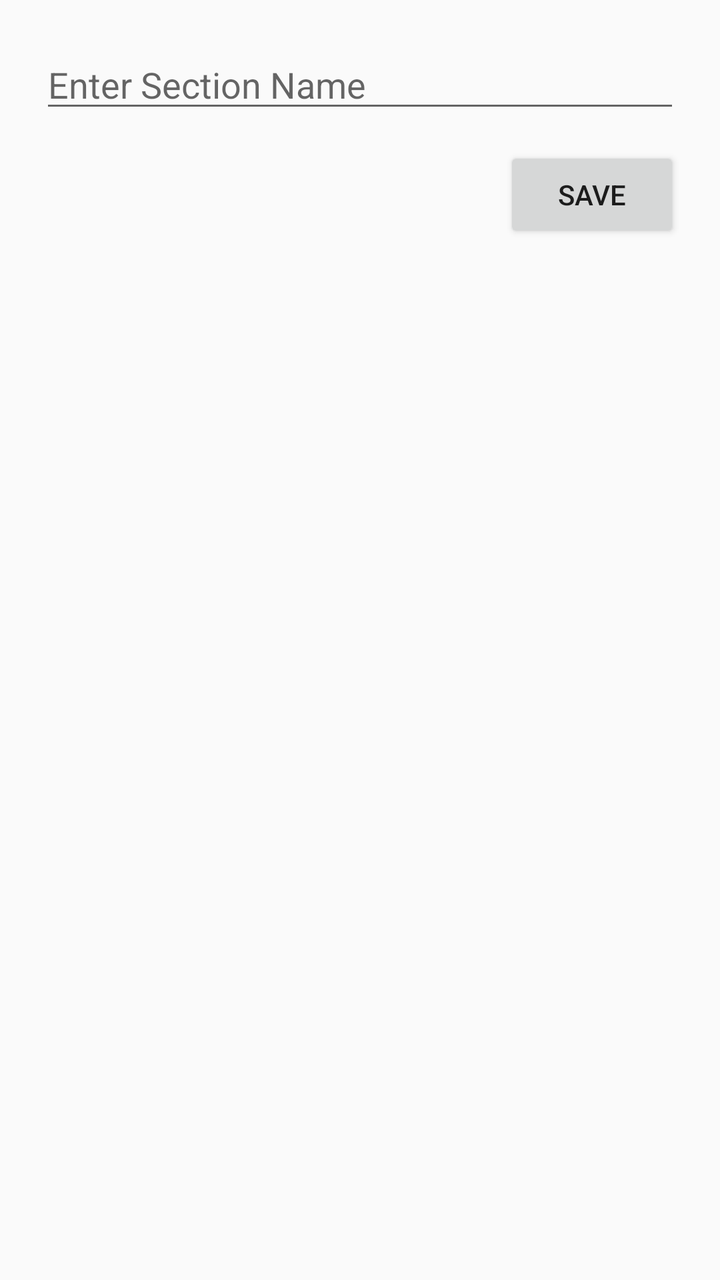
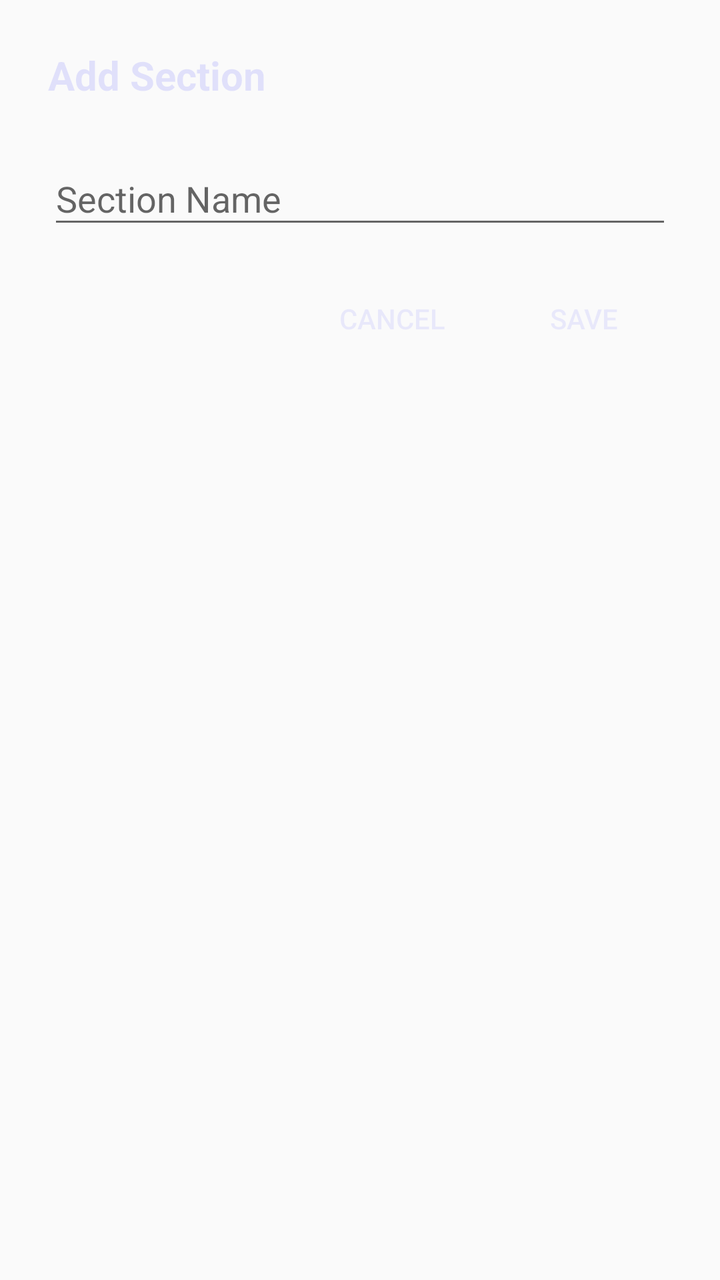

The first picture is an Android layout as it rendered before a commit; the second is the same layout after the commit. The layout source and the unified diff follow.
<!-- AndroidManifest.xml: application theme Theme.AppCompat.Light.DarkActionBar -->
<!-- res/layout/dialog_add_section.xml -->
<?xml version="1.0" encoding="utf-8"?>
<LinearLayout xmlns:android="http://schemas.android.com/apk/res/android"
    android:padding="20dp"
    android:orientation="vertical"
    android:layout_width="match_parent"
    android:layout_height="wrap_content">

    <EditText
        android:id="@+id/et_section_name"
        android:layout_width="match_parent"
        android:layout_height="wrap_content"
        android:hint="Enter Section Name" />

    <Button
        android:id="@+id/btn_save_section"
        android:layout_width="wrap_content"
        android:layout_height="wrap_content"
        android:text="Save"
        android:layout_gravity="end"
        android:layout_marginTop="12dp"/>
</LinearLayout>
<!-- resources referenced by this layout -->
<resources>

</resources>

<!-- the commit's change to res/layout/dialog_add_section.xml (unified diff, before → after) -->
@@ -1,21 +1,57 @@
 <?xml version="1.0" encoding="utf-8"?>
 <LinearLayout xmlns:android="http://schemas.android.com/apk/res/android"
-    android:padding="20dp"
+    xmlns:app="http://schemas.android.com/apk/res-auto"
+    android:layout_width="match_parent"
+    android:layout_height="wrap_content"
     android:orientation="vertical"
-    android:layout_width="match_parent"
-    android:layout_height="wrap_content">
+    android:padding="24dp">
 
-    <EditText
-        android:id="@+id/et_section_name"
+    <TextView
+        android:id="@+id/dialogTitle"
         android:layout_width="match_parent"
         android:layout_height="wrap_content"
-        android:hint="Enter Section Name" />
+        android:text="Add Section"
+        android:textSize="20sp"
+        android:textColor="#1d1d1eff"
+        android:textStyle="bold"
+        android:layout_marginBottom="16dp"/>
 
-    <Button
-        android:id="@+id/btn_save_section"
-        android:layout_width="wrap_content"
+    <com.google.android.material.textfield.TextInputLayout
+        android:layout_width="match_parent"
         android:layout_height="wrap_content"
-        android:text="Save"
-        android:layout_gravity="end"
-        android:layout_marginTop="12dp"/>
+        android:layout_marginBottom="16dp"
+        app:hintEnabled="true"
+        app:hintAnimationEnabled="true">
+
+        <com.google.android.material.textfield.TextInputEditText
+            android:id="@+id/editSectionName"
+            android:layout_width="match_parent"
+            android:layout_height="wrap_content"
+            android:hint="Section Name"
+            android:inputType="textCapWords"/>
+    </com.google.android.material.textfield.TextInputLayout>
+
+    <LinearLayout
+        android:layout_width="match_parent"
+        android:layout_height="wrap_content"
+        android:orientation="horizontal"
+        android:gravity="end">
+
+        <Button
+            android:id="@+id/btnCancel"
+            android:layout_width="wrap_content"
+            android:layout_height="wrap_content"
+            android:text="Cancel"
+            android:textColor="#141414ff"
+            android:background="?attr/selectableItemBackgroundBorderless"
+            android:layout_marginEnd="8dp"/>
+
+        <Button
+            android:id="@+id/btnSave"
+            android:layout_width="wrap_content"
+            android:layout_height="wrap_content"
+            android:text="Save"
+            android:textColor="#141414ff"
+            android:background="?attr/selectableItemBackgroundBorderless"/>
+    </LinearLayout>
 </LinearLayout>
